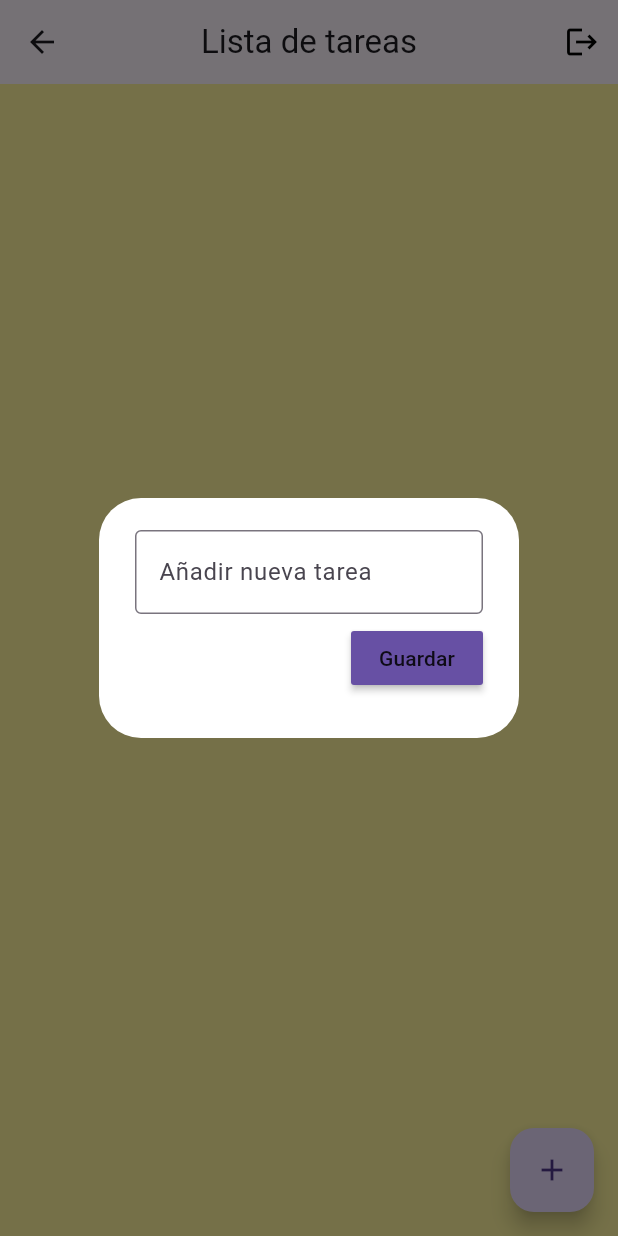
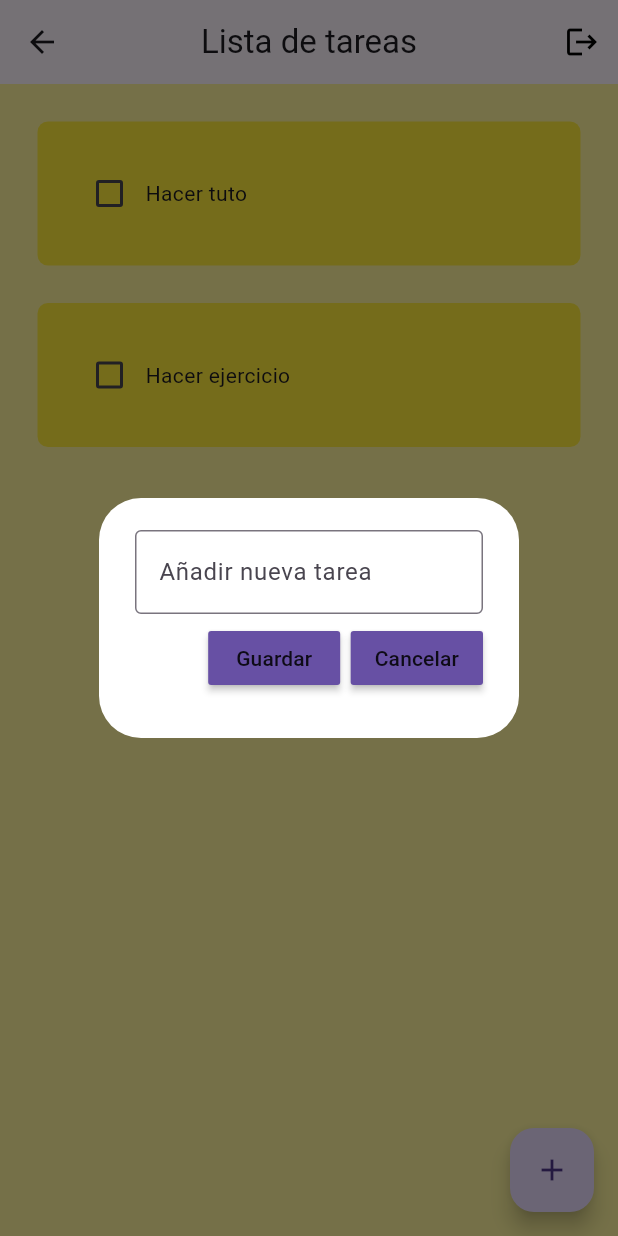
Before and after one commit to RaulCoding/proyecto_final_dam, a Flutter app: the HomeScreen2 screen opened directly, after a tap on the "add" icon, on a phone screen of 412 x 824 dp. Run offline on Flutter 3.47's test engine with Material 3 defaults, Android fonts, the light colour scheme and no system bars; drawn by our look-alikes of flutter_slidable; our stand-ins replace cloud_firestore, firebase_auth, firebase_core, google_fonts; accounts and stored records are empty.

Commit message:
Intentos de personalización eliminados

```diff
--- a/lib/components/dialog_box.dart
+++ b/lib/components/dialog_box.dart
@@ -1,8 +1,5 @@
 import 'package:flutter/material.dart';
 import 'package:proyecto_final_dam/components/components_barrell.dart';
-import 'package:proyecto_final_dam/components/savingButton.dart';
-import 'package:proyecto_final_dam/utils/firestore.dart';
-import 'pack';
 
 class DialogBox extends StatelessWidget {
   final TextEditingController controller;
@@ -41,30 +38,11 @@ class DialogBox extends StatelessWidget {
               mainAxisAlignment: MainAxisAlignment.end,
               children: [
                 //Botón para guardar
-                SaveButton(
-                  text: "Guardar",
-                  onPressed: (){
-                    //añadir nueva tarea
-                    if (docID == null){
-                      firestoreService.addTask(_controller.text);
-                    }
-                    //Si ya tiene un docID
-                    else{
-                      firestoreService.updateTask(docID, _controller.text);
-                    }
-
-                    //Limpia el controlador de texto
-                    _controller.clear();
-
-                    //cierra la ventana
-                    Navigator.pop(context);
-
-                  },
-                )
-      //Espacio entre Botones
-                // const SizedBox(width: 7),
-                // Botón para cancelar
-                // MyButton(text: "Cancelar", onPressed: onCancel),
+                MyButton(text: "Guardar", onPressed: onSave),
+                //Espacio entre Botones
+                const SizedBox(width: 7),
+                //Botón para cancelar
+                MyButton(text: "Cancelar", onPressed: onCancel),
               ],
             )
           ]
--- a/lib/components/savingbutton.dart
+++ /dev/null
@@ -1,21 +0,0 @@
-import 'package:flutter/material.dart';
-
-class SaveButton extends StatelessWidget {
-  final String text;
-  final VoidCallback onPressed;
-
-  const SaveButton({
-    super.key,
-    required this.text,
-    required this.onPressed
-  });
-
-  @override
-  Widget build(BuildContext context) {
-    return MaterialButton(
-      onPressed: onPressed,
-      color: Theme.of(context).primaryColor,
-      child: Text(text),
-    );
-  }
-}
--- a/lib/components/todo_tile.dart
+++ b/lib/components/todo_tile.dart
@@ -4,12 +4,14 @@ import 'package:flutter_slidable/flutter_slidable.dart';
 class ToDoTile extends StatelessWidget {
   final String taskName;
   final bool taskCompleted;
+  final Function(bool?)? onChanged;
   final Function(BuildContext)? deleteFunction;
 
   const ToDoTile({
     super.key,
     required this.taskName,
     required this.taskCompleted,
+    required this.onChanged,
     required this.deleteFunction,
   });
 
@@ -37,6 +39,12 @@ class ToDoTile extends StatelessWidget {
           ),
           child: Row(
             children: [
+              //checkbox
+              Checkbox(
+                value: taskCompleted,
+                onChanged: onChanged,
+                activeColor: Colors.black,
+                ),
 
               //nombre de la aplicación
               Text(
--- a/lib/screens/todo/home_screen2.dart
+++ b/lib/screens/todo/home_screen2.dart
@@ -21,7 +21,17 @@ class _HomeScreenState extends State<HomeScreen2> {
   final _controller = TextEditingController();
 
   //Lista de tareas
-  List toDoList = [];
+  List toDoList = [
+    ["Hacer tuto", false],
+    ["Hacer ejercicio", false]
+  ];
+
+  //Cuadradito pulsado
+  void checkBoxChanged(bool? value, int index){
+    setState(() {
+      toDoList[index][1] = !toDoList[index][1];
+    });
+  }
 
   //Guardar nueva tarea
   void saveNewTask(){
@@ -85,6 +95,7 @@ class _HomeScreenState extends State<HomeScreen2> {
           return ToDoTile(
             taskName: toDoList[index][0],
             taskCompleted: toDoList[index][1],
+            onChanged: (value)=> checkBoxChanged(value, index),
             deleteFunction: (context) => deleteTask(index),
           );
         }
```
